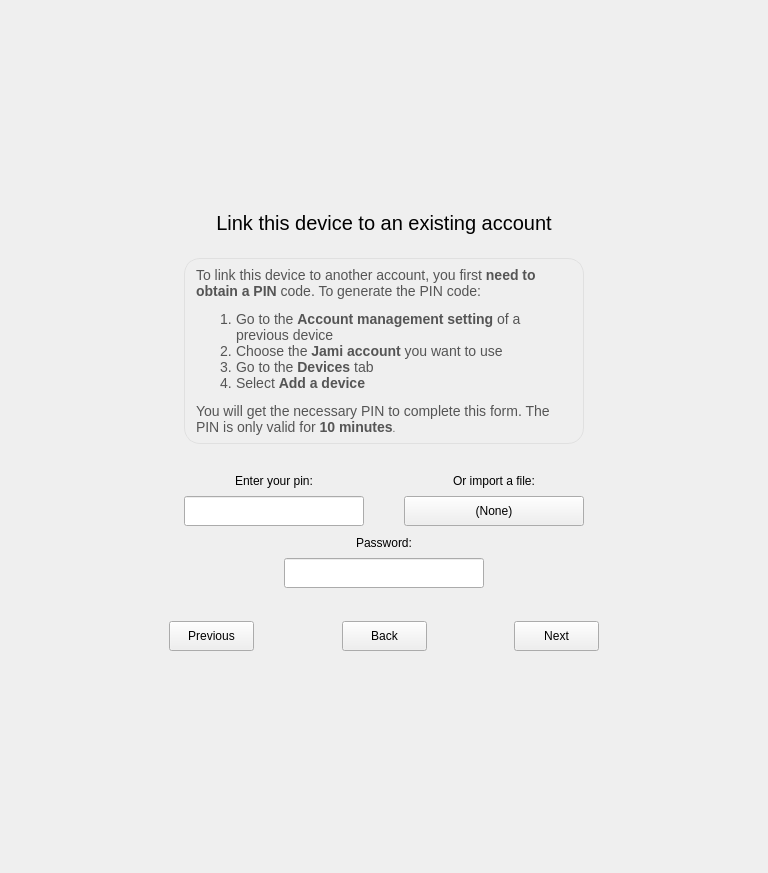
The window that newwizardwidget.ui (savoirfairelinux/jami-client-windows) describes before a commit, drawn with Qt 5.
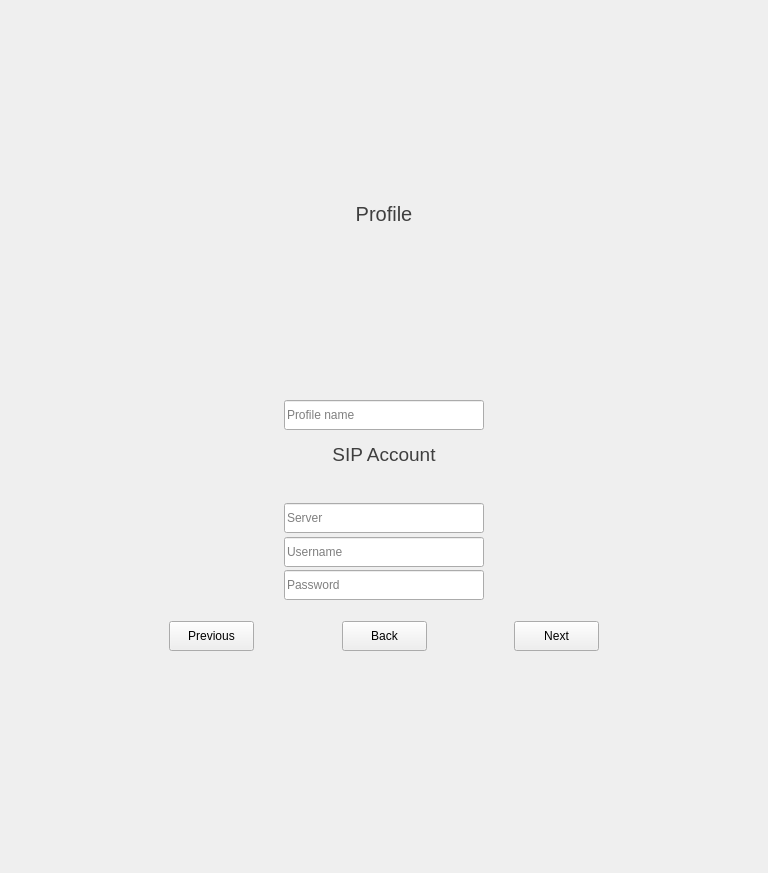
The same window after the commit. Icons and pictures are not drawn. Custom widgets are drawn as their Qt base class.

Commit message: newwizardwidget: add create SIP account Page

```diff
--- a/newwizardwidget.ui
+++ b/newwizardwidget.ui
@@ -108,7 +108,7 @@
                 <string notr="true"/>
                </property>
                <property name="currentIndex">
-                <number>1</number>
+                <number>3</number>
                </property>
                <widget class="QWidget" name="welcomePage">
                 <layout class="QVBoxLayout" name="verticalLayout_3">
@@ -1416,6 +1416,642 @@
                  </item>
                 </layout>
                </widget>
+               <widget class="QWidget" name="createRingSIPAccountPage">
+                <layout class="QVBoxLayout" name="verticalLayout_8">
+                 <property name="spacing">
+                  <number>0</number>
+                 </property>
+                 <property name="leftMargin">
+                  <number>0</number>
+                 </property>
+                 <property name="topMargin">
+                  <number>0</number>
+                 </property>
+                 <property name="rightMargin">
+                  <number>0</number>
+                 </property>
+                 <property name="bottomMargin">
+                  <number>0</number>
+                 </property>
+                 <item>
+                  <widget class="QWidget" name="SIPprofileSectionOuterWidget" native="true">
+                   <property name="sizePolicy">
+                    <sizepolicy hsizetype="Preferred" vsizetype="MinimumExpanding">
+                     <horstretch>0</horstretch>
+                     <verstretch>0</verstretch>
+                    </sizepolicy>
+                   </property>
+                   <property name="minimumSize">
+                    <size>
+                     <width>0</width>
+                     <height>0</height>
+                    </size>
+                   </property>
+                   <property name="maximumSize">
+                    <size>
+                     <width>16777215</width>
+                     <height>16777215</height>
+                    </size>
+                   </property>
+                   <layout class="QVBoxLayout" name="SIPprofileLayout">
+                    <property name="spacing">
+                     <number>0</number>
+                    </property>
+                    <property name="leftMargin">
+                     <number>0</number>
+                    </property>
+                    <property name="topMargin">
+                     <number>0</number>
+                    </property>
+                    <property name="rightMargin">
+                     <number>0</number>
+                    </property>
+                    <property name="bottomMargin">
+                     <number>0</number>
+                    </property>
+                    <item>
+                     <widget class="QLabel" name="SIPprofileSectionLabel">
+                      <property name="sizePolicy">
+                       <sizepolicy hsizetype="Preferred" vsizetype="MinimumExpanding">
+                        <horstretch>0</horstretch>
+                        <verstretch>0</verstretch>
+                       </sizepolicy>
+                      </property>
+                      <property name="font">
+                       <font>
+                        <pointsize>15</pointsize>
+                       </font>
+                      </property>
+                      <property name="styleSheet">
+                       <string notr="true">color: rgb(63, 63, 63)</string>
+                      </property>
+                      <property name="text">
+                       <string>Profile</string>
+                      </property>
+                      <property name="alignment">
+                       <set>Qt::AlignCenter</set>
+                      </property>
+                     </widget>
+                    </item>
+                    <item>
+                     <widget class="QWidget" name="SIPprofileSectionInnerWidget" native="true">
+                      <property name="styleSheet">
+                       <string notr="true"/>
+                      </property>
+                      <layout class="QVBoxLayout" name="SIPverticalLayout">
+                       <property name="spacing">
+                        <number>0</number>
+                       </property>
+                       <property name="leftMargin">
+                        <number>0</number>
+                       </property>
+                       <property name="topMargin">
+                        <number>0</number>
+                       </property>
+                       <property name="rightMargin">
+                        <number>0</number>
+                       </property>
+                       <property name="bottomMargin">
+                        <number>0</number>
+                       </property>
+                       <item>
+                        <widget class="QWidget" name="SIPgridWidget" native="true">
+                         <layout class="QVBoxLayout" name="verticalLayout_9">
+                          <property name="spacing">
+                           <number>3</number>
+                          </property>
+                          <property name="leftMargin">
+                           <number>0</number>
+                          </property>
+                          <property name="topMargin">
+                           <number>0</number>
+                          </property>
+                          <property name="rightMargin">
+                           <number>0</number>
+                          </property>
+                          <property name="bottomMargin">
+                           <number>0</number>
+                          </property>
+                          <item>
+                           <layout class="QHBoxLayout" name="horizontalLayout_12">
+                            <property name="topMargin">
+                             <number>0</number>
+                            </property>
+                            <item>
+                             <widget class="PhotoboothWidget" name="setSIPAvatarWidget" native="true">
+                              <property name="sizePolicy">
+                               <sizepolicy hsizetype="Fixed" vsizetype="Fixed">
+                                <horstretch>0</horstretch>
+                                <verstretch>0</verstretch>
+                               </sizepolicy>
+                              </property>
+                              <property name="minimumSize">
+                               <size>
+                                <width>160</width>
+                                <height>160</height>
+                               </size>
+                              </property>
+                              <property name="styleSheet">
+                               <string notr="true"/>
+                              </property>
+                             </widget>
+                            </item>
+                           </layout>
+                          </item>
+                          <item>
+                           <spacer name="verticalSpacer_16">
+                            <property name="orientation">
+                             <enum>Qt::Vertical</enum>
+                            </property>
+                            <property name="sizeType">
+                             <enum>QSizePolicy::Fixed</enum>
+                            </property>
+                            <property name="sizeHint" stdset="0">
+                             <size>
+                              <width>20</width>
+                              <height>3</height>
+                             </size>
+                            </property>
+                           </spacer>
+                          </item>
+                         </layout>
+                        </widget>
+                       </item>
+                      </layout>
+                     </widget>
+                    </item>
+                   </layout>
+                  </widget>
+                 </item>
+                 <item>
+                  <widget class="QWidget" name="SIPaccountSectionOuterWidget" native="true">
+                   <layout class="QVBoxLayout" name="verticalLayout_12">
+                    <property name="spacing">
+                     <number>3</number>
+                    </property>
+                    <property name="leftMargin">
+                     <number>0</number>
+                    </property>
+                    <property name="topMargin">
+                     <number>0</number>
+                    </property>
+                    <property name="rightMargin">
+                     <number>0</number>
+                    </property>
+                    <property name="bottomMargin">
+                     <number>0</number>
+                    </property>
+                    <item>
+                     <widget class="QWidget" name="SIPfullNameWidget" native="true">
+                      <property name="minimumSize">
+                       <size>
+                        <width>0</width>
+                        <height>30</height>
+                       </size>
+                      </property>
+                      <property name="maximumSize">
+                       <size>
+                        <width>16777215</width>
+                        <height>16777215</height>
+                       </size>
+                      </property>
+                      <layout class="QHBoxLayout" name="horizontalLayout_13">
+                       <property name="spacing">
+                        <number>0</number>
+                       </property>
+                       <property name="leftMargin">
+                        <number>0</number>
+                       </property>
+                       <property name="topMargin">
+                        <number>0</number>
+                       </property>
+                       <property name="rightMargin">
+                        <number>0</number>
+                       </property>
+                       <property name="bottomMargin">
+                        <number>0</number>
+                       </property>
+                       <item>
+                        <spacer name="horizontalSpacer_17">
+                         <property name="orientation">
+                          <enum>Qt::Horizontal</enum>
+                         </property>
+                         <property name="sizeHint" stdset="0">
+                          <size>
+                           <width>40</width>
+                           <height>20</height>
+                          </size>
+                         </property>
+                        </spacer>
+                       </item>
+                       <item>
+                        <widget class="QLineEdit" name="SIPfullNameEdit">
+                         <property name="minimumSize">
+                          <size>
+                           <width>200</width>
+                           <height>30</height>
+                          </size>
+                         </property>
+                         <property name="maximumSize">
+                          <size>
+                           <width>200</width>
+                           <height>16777215</height>
+                          </size>
+                         </property>
+                         <property name="font">
+                          <font>
+                           <pointsize>9</pointsize>
+                          </font>
+                         </property>
+                         <property name="toolTip">
+                          <string/>
+                         </property>
+                         <property name="placeholderText">
+                          <string>Profile name</string>
+                         </property>
+                        </widget>
+                       </item>
+                       <item>
+                        <spacer name="horizontalSpacer_18">
+                         <property name="orientation">
+                          <enum>Qt::Horizontal</enum>
+                         </property>
+                         <property name="sizeHint" stdset="0">
+                          <size>
+                           <width>40</width>
+                           <height>20</height>
+                          </size>
+                         </property>
+                        </spacer>
+                       </item>
+                      </layout>
+                     </widget>
+                    </item>
+                    <item>
+                     <spacer name="verticalSpacer_17">
+                      <property name="orientation">
+                       <enum>Qt::Vertical</enum>
+                      </property>
+                      <property name="sizeType">
+                       <enum>QSizePolicy::Fixed</enum>
+                      </property>
+                      <property name="sizeHint" stdset="0">
+                       <size>
+                        <width>20</width>
+                        <height>10</height>
+                       </size>
+                      </property>
+                     </spacer>
+                    </item>
+                    <item>
+                     <widget class="QLabel" name="SIPaccountSectionLabel">
+                      <property name="font">
+                       <font>
+                        <pointsize>14</pointsize>
+                       </font>
+                      </property>
+                      <property name="styleSheet">
+                       <string notr="true">color: rgb(63, 63, 63)</string>
+                      </property>
+                      <property name="text">
+                       <string>SIP Account</string>
+                      </property>
+                      <property name="alignment">
+                       <set>Qt::AlignCenter</set>
+                      </property>
+                     </widget>
+                    </item>
+                    <item>
+                     <widget class="QWidget" name="SIPaccountSectionInnerWidget" native="true">
+                      <property name="styleSheet">
+                       <string notr="true"/>
+                      </property>
+                      <layout class="QVBoxLayout" name="verticalLayout_13">
+                       <property name="topMargin">
+                        <number>0</number>
+                       </property>
+                       <item>
+                        <layout class="QGridLayout" name="gridLayout_8">
+                         <property name="topMargin">
+                          <number>0</number>
+                         </property>
+                         <item row="0" column="0">
+                          <widget class="QWidget" name="SIPverticalWidget1" native="true">
+                           <property name="sizePolicy">
+                            <sizepolicy hsizetype="Fixed" vsizetype="MinimumExpanding">
+                             <horstretch>0</horstretch>
+                             <verstretch>0</verstretch>
+                            </sizepolicy>
+                           </property>
+                           <layout class="QVBoxLayout" name="verticalLayout_14">
+                            <property name="spacing">
+                             <number>2</number>
+                            </property>
+                            <property name="leftMargin">
+                             <number>0</number>
+                            </property>
+                            <property name="topMargin">
+                             <number>0</number>
+                            </property>
+                            <property name="rightMargin">
+                             <number>0</number>
+                            </property>
+                            <property name="bottomMargin">
+                             <number>0</number>
+                            </property>
+                            <item>
+                             <widget class="QWidget" name="SIPsignUpWidget" native="true">
+                              <property name="sizePolicy">
+                               <sizepolicy hsizetype="Preferred" vsizetype="MinimumExpanding">
+                                <horstretch>0</horstretch>
+                                <verstretch>0</verstretch>
+                               </sizepolicy>
+                              </property>
+                              <property name="minimumSize">
+                               <size>
+                                <width>0</width>
+                                <height>30</height>
+                               </size>
+                              </property>
+                              <property name="maximumSize">
+                               <size>
+                                <width>16777215</width>
+                                <height>16777215</height>
+                               </size>
+                              </property>
+                              <layout class="QHBoxLayout" name="horizontalLayout_15">
+                               <property name="spacing">
+                                <number>0</number>
+                               </property>
+                               <property name="leftMargin">
+                                <number>0</number>
+                               </property>
+                               <property name="topMargin">
+                                <number>0</number>
+                               </property>
+                               <property name="rightMargin">
+                                <number>0</number>
+                               </property>
+                               <property name="bottomMargin">
+                                <number>0</number>
+                               </property>
+                               <item>
+                                <spacer name="horizontalSpacer_21">
+                                 <property name="orientation">
+                                  <enum>Qt::Horizontal</enum>
+                                 </property>
+                                 <property name="sizeHint" stdset="0">
+                                  <size>
+                                   <width>40</width>
+                                   <height>20</height>
+                                  </size>
+                                 </property>
+                                </spacer>
+                               </item>
+                              </layout>
+                             </widget>
+                            </item>
+                            <item>
+                             <widget class="QWidget" name="SIPusernameWidget" native="true">
+                              <property name="sizePolicy">
+                               <sizepolicy hsizetype="Preferred" vsizetype="MinimumExpanding">
+                                <horstretch>0</horstretch>
+                                <verstretch>0</verstretch>
+                               </sizepolicy>
+                              </property>
+                              <property name="minimumSize">
+                               <size>
+                                <width>0</width>
+                                <height>30</height>
+                               </size>
+                              </property>
+                              <property name="maximumSize">
+                               <size>
+                                <width>16777215</width>
+                                <height>16777215</height>
+                               </size>
+                              </property>
+                              <layout class="QHBoxLayout" name="SIPusernameLayout">
+                               <property name="spacing">
+                                <number>0</number>
+                               </property>
+                               <property name="leftMargin">
+                                <number>0</number>
+                               </property>
+                               <property name="topMargin">
+                                <number>0</number>
+                               </property>
+                               <property name="rightMargin">
+                                <number>0</number>
+                               </property>
+                               <property name="bottomMargin">
+                                <number>0</number>
+                               </property>
+                               <item>
+                                <widget class="QLineEdit" name="SIPservernameEdit">
+                                 <property name="minimumSize">
+                                  <size>
+                                   <width>200</width>
+                                   <height>30</height>
+                                  </size>
+                                 </property>
+                                 <property name="maximumSize">
+                                  <size>
+                                   <width>200</width>
+                                   <height>16777215</height>
+                                  </size>
+                                 </property>
+                                 <property name="font">
+                                  <font>
+                                   <pointsize>9</pointsize>
+                                  </font>
+                                 </property>
+                                 <property name="toolTip">
+                                  <string>SIP Server edit</string>
+                                 </property>
+                                 <property name="accessibleName">
+                                  <string/>
+                                 </property>
+                                 <property name="placeholderText">
+                                  <string>Server</string>
+                                 </property>
+                                 <property name="clearButtonEnabled">
+                                  <bool>true</bool>
+                                 </property>
+                                </widget>
+                               </item>
+                              </layout>
+                             </widget>
+                            </item>
+                            <item>
+                             <widget class="QWidget" name="SIPpassWidget" native="true">
+                              <property name="sizePolicy">
+                               <sizepolicy hsizetype="Preferred" vsizetype="MinimumExpanding">
+                                <horstretch>0</horstretch>
+                                <verstretch>0</verstretch>
+                               </sizepolicy>
+                              </property>
+                              <property name="minimumSize">
+                               <size>
+                                <width>0</width>
+                                <height>30</height>
+                               </size>
+                              </property>
+                              <property name="maximumSize">
+                               <size>
+                                <width>16777215</width>
+                                <height>16777215</height>
+                               </size>
+                              </property>
+                              <layout class="QHBoxLayout" name="SIPpassLayout">
+                               <property name="spacing">
+                                <number>0</number>
+                               </property>
+                               <property name="leftMargin">
+                                <number>0</number>
+                               </property>
+                               <property name="topMargin">
+                                <number>0</number>
+                               </property>
+                               <property name="rightMargin">
+                                <number>0</number>
+                               </property>
+                               <property name="bottomMargin">
+                                <number>0</number>
+                               </property>
+                               <item>
+                                <widget class="QLineEdit" name="SIPusernameEdit">
+                                 <property name="minimumSize">
+                                  <size>
+                                   <width>200</width>
+                                   <height>30</height>
+                                  </size>
+                                 </property>
+                                 <property name="maximumSize">
+                                  <size>
+                                   <width>200</width>
+                                   <height>16777215</height>
+                                  </size>
+                                 </property>
+                                 <property name="font">
+                                  <font>
+                                   <pointsize>9</pointsize>
+                                  </font>
+                                 </property>
+                                 <property name="toolTip">
+                                  <string>SIP username input</string>
+                                 </property>
+                                 <property name="accessibleName">
+                                  <string/>
+                                 </property>
+                                 <property name="accessibleDescription">
+                                  <string>SIP Password text entry</string>
+                                 </property>
+                                 <property name="echoMode">
+                                  <enum>QLineEdit::Normal</enum>
+                                 </property>
+                                 <property name="placeholderText">
+                                  <string>Username</string>
+                                 </property>
+                                 <property name="clearButtonEnabled">
+                                  <bool>false</bool>
+                                 </property>
+                                </widget>
+                               </item>
+                              </layout>
+                             </widget>
+                            </item>
+                            <item>
+                             <widget class="QWidget" name="SIPconfPassWidget" native="true">
+                              <property name="sizePolicy">
+                               <sizepolicy hsizetype="Preferred" vsizetype="MinimumExpanding">
+                                <horstretch>0</horstretch>
+                                <verstretch>0</verstretch>
+                               </sizepolicy>
+                              </property>
+                              <property name="minimumSize">
+                               <size>
+                                <width>0</width>
+                                <height>30</height>
+                               </size>
+                              </property>
+                              <property name="maximumSize">
+                               <size>
+                                <width>16777215</width>
+                                <height>16777215</height>
+                               </size>
+                              </property>
+                              <layout class="QHBoxLayout" name="SIPconfirmPassLabel">
+                               <property name="spacing">
+                                <number>0</number>
+                               </property>
+                               <property name="leftMargin">
+                                <number>0</number>
+                               </property>
+                               <property name="topMargin">
+                                <number>0</number>
+                               </property>
+                               <property name="rightMargin">
+                                <number>0</number>
+                               </property>
+                               <property name="bottomMargin">
+                                <number>0</number>
+                               </property>
+                               <item>
+                                <widget class="QLineEdit" name="SIPpasswordEdit">
+                                 <property name="minimumSize">
+                                  <size>
+                                   <width>200</width>
+                                   <height>30</height>
+                                  </size>
+                                 </property>
+                                 <property name="maximumSize">
+                                  <size>
+                                   <width>200</width>
+                                   <height>16777215</height>
+                                  </size>
+                                 </property>
+                                 <property name="font">
+                                  <font>
+                                   <pointsize>9</pointsize>
+                                  </font>
+                                 </property>
+                                 <property name="toolTip">
+                                  <string>SIP Password text input</string>
+                                 </property>
+                                 <property name="accessibleName">
+                                  <string/>
+                                 </property>
+                                 <property name="accessibleDescription">
+                                  <string>SIP Password text input</string>
+                                 </property>
+                                 <property name="echoMode">
+                                  <enum>QLineEdit::Password</enum>
+                                 </property>
+                                 <property name="placeholderText">
+                                  <string>Password</string>
+                                 </property>
+                                 <property name="clearButtonEnabled">
+                                  <bool>false</bool>
+                                 </property>
+                                </widget>
+                               </item>
+                              </layout>
+                             </widget>
+                            </item>
+                           </layout>
+                          </widget>
+                         </item>
+                        </layout>
+                       </item>
+                      </layout>
+                     </widget>
+                    </item>
+                   </layout>
+                  </widget>
+                 </item>
+                </layout>
+               </widget>
                <widget class="QWidget" name="spinnerPage">
                 <layout class="QVBoxLayout" name="verticalLayout_4">
                  <item>
```
Left out of the diff: 60 changed lines with no effect on the pictures. The commit also changes 3 other files.
